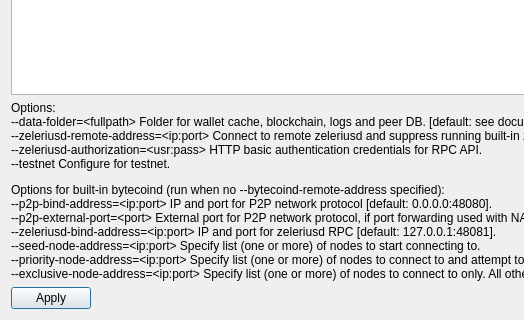
Unkownman086/zelerius-gui, file src/walletdparamsdialog.ui: the form before one commit; both pictures show x 0 to 524 and y 84 to 404 of the 909 by 404 pixel window.
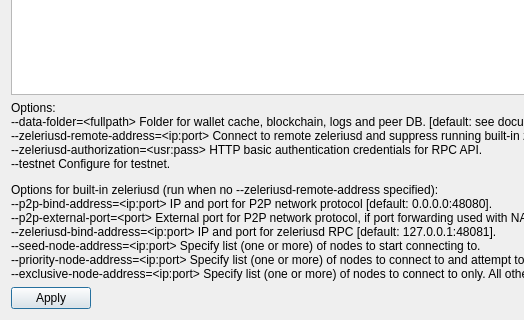
The form after the commit.

What changed in the file:
```diff
--- a/src/walletdparamsdialog.ui
+++ b/src/walletdparamsdialog.ui
@@ -34,7 +34,7 @@
       <cursorShape>IBeamCursor</cursorShape>
      </property>
      <property name="text">
-      <string>&lt;html&gt;&lt;head/&gt;&lt;body&gt;&lt;p&gt;Options:&lt;br/&gt;--data-folder=&amp;lt;fullpath&amp;gt; Folder for wallet cache, blockchain, logs and peer DB. [default: see documentation]&lt;br/&gt;--zeleriusd-remote-address=&amp;lt;ip:port&amp;gt; Connect to remote zeleriusd and suppress running built-in zeleriusd.&lt;br/&gt;--zeleriusd-authorization=&amp;lt;usr:pass&amp;gt; HTTP basic authentication credentials for RPC API.&lt;br/&gt;--testnet Configure for testnet.&lt;/p&gt;&lt;p&gt;Options for built-in bytecoind (run when no --bytecoind-remote-address specified):&lt;br/&gt;--p2p-bind-address=&amp;lt;ip:port&amp;gt; IP and port for P2P network protocol [default: 0.0.0.0:48080].&lt;br/&gt;--p2p-external-port=&amp;lt;port&amp;gt; External port for P2P network protocol, if port forwarding used with NAT [default: 48080].&lt;br/&gt;--zeleriusd-bind-address=&amp;lt;ip:port&amp;gt; IP and port for zeleriusd RPC [default: 127.0.0.1:48081].&lt;br/&gt;--seed-node-address=&amp;lt;ip:port&amp;gt; Specify list (one or more) of nodes to start connecting to.&lt;br/&gt;--priority-node-address=&amp;lt;ip:port&amp;gt; Specify list (one or more) of nodes to connect to and attempt to keep the connection open.&lt;br/&gt;--exclusive-node-address=&amp;lt;ip:port&amp;gt; Specify list (one or more) of nodes to connect to only. All other nodes including seed nodes will be ignored.&lt;/p&gt;&lt;/body&gt;&lt;/html&gt;</string>
+      <string>&lt;html&gt;&lt;head/&gt;&lt;body&gt;&lt;p&gt;Options:&lt;br/&gt;--data-folder=&amp;lt;fullpath&amp;gt; Folder for wallet cache, blockchain, logs and peer DB. [default: see documentation]&lt;br/&gt;--zeleriusd-remote-address=&amp;lt;ip:port&amp;gt; Connect to remote zeleriusd and suppress running built-in zeleriusd.&lt;br/&gt;--zeleriusd-authorization=&amp;lt;usr:pass&amp;gt; HTTP basic authentication credentials for RPC API.&lt;br/&gt;--testnet Configure for testnet.&lt;/p&gt;&lt;p&gt;Options for built-in zeleriusd (run when no --zeleriusd-remote-address specified):&lt;br/&gt;--p2p-bind-address=&amp;lt;ip:port&amp;gt; IP and port for P2P network protocol [default: 0.0.0.0:48080].&lt;br/&gt;--p2p-external-port=&amp;lt;port&amp;gt; External port for P2P network protocol, if port forwarding used with NAT [default: 48080].&lt;br/&gt;--zeleriusd-bind-address=&amp;lt;ip:port&amp;gt; IP and port for zeleriusd RPC [default: 127.0.0.1:48081].&lt;br/&gt;--seed-node-address=&amp;lt;ip:port&amp;gt; Specify list (one or more) of nodes to start connecting to.&lt;br/&gt;--priority-node-address=&amp;lt;ip:port&amp;gt; Specify list (one or more) of nodes to connect to and attempt to keep the connection open.&lt;br/&gt;--exclusive-node-address=&amp;lt;ip:port&amp;gt; Specify list (one or more) of nodes to connect to only. All other nodes including seed nodes will be ignored.&lt;/p&gt;&lt;/body&gt;&lt;/html&gt;</string>
      </property>
      <property name="textInteractionFlags">
       <set>Qt::TextSelectableByMouse</set>
```
